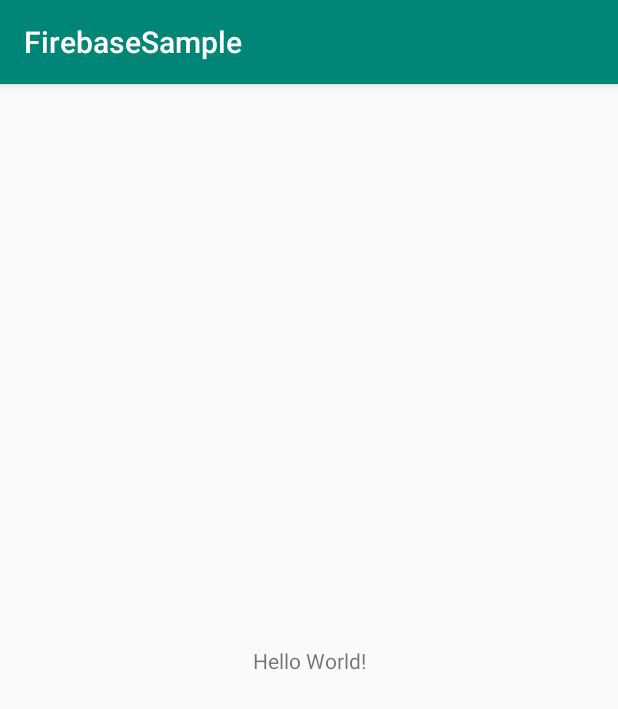
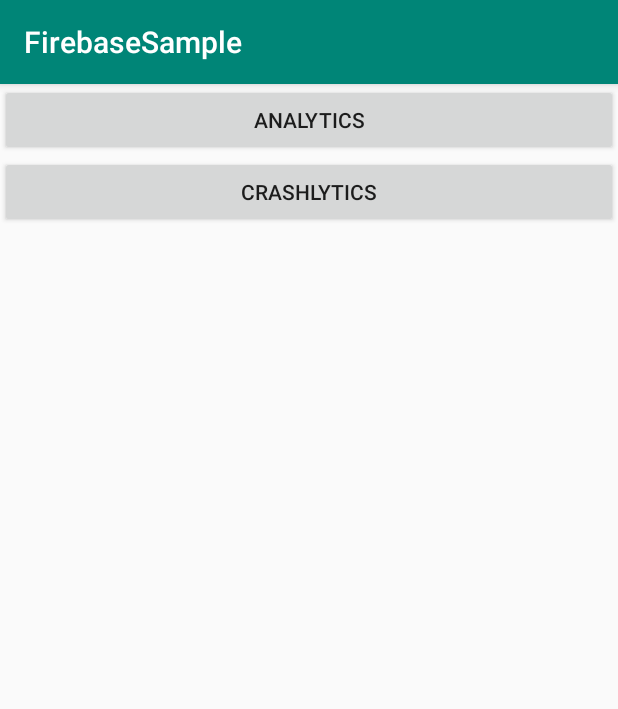
Before and after one commit to 1984tr/android-firebase-sample, an Android app: the screen it shows after launch (MainActivity), on a phone screen of 412 x 824 dp. Shown: the top 709 px of the screen. Run offline under Robolectric (Android 15) with nearby library versions, the phone set to English and light mode, and no system bars; libraries missing offline, so code that uses them is left out: com.crashlytics.android; 4 statements that could not run were skipped.

Commit message:
add crashlytics

```diff
--- a/app/build.gradle
+++ b/app/build.gradle
@@ -2,6 +2,7 @@
 apply plugin: 'kotlin-android'
 apply plugin: 'kotlin-android-extensions'
 apply plugin: 'com.google.gms.google-services'
+apply plugin: 'io.fabric'
 
 android {
     compileSdkVersion 28
@@ -32,4 +33,5 @@
     androidTestImplementation 'androidx.test.espresso:espresso-core:3.2.0'
 
     implementation 'com.google.firebase:firebase-analytics:17.2.2'
+    implementation 'com.crashlytics.sdk.android:crashlytics:2.10.1'
 }
--- a/app/src/main/java/com/tr1984/firebasesample/MainApplication.kt
+++ b/app/src/main/java/com/tr1984/firebasesample/MainApplication.kt
@@ -2,6 +2,7 @@
 
 import android.app.Application
 import com.tr1984.firebasesample.firebase.AnalyticsHelper
+import com.tr1984.firebasesample.firebase.CrashlyticsHelper
 
 class MainApplication : Application() {
 
@@ -13,5 +14,7 @@
             setUserProperties()
             logEvent(AnalyticsHelper.Event.START_APPLICATION, AnalyticsHelper.Param.PARAM1 to "param1")
         }
+
+        CrashlyticsHelper.setUserProperties()
     }
 }
--- a/app/src/main/java/com/tr1984/firebasesample/firebase/AnalyticsHelper.kt
+++ b/app/src/main/java/com/tr1984/firebasesample/firebase/AnalyticsHelper.kt
@@ -18,7 +18,7 @@
     }
 
     fun setUserProperties() {
-        analytics.setUserId("1984tr")
+        analytics.setUserId("id_1984tr")
         analytics.setUserProperty("name", "1984tr")
     }
 
@@ -40,10 +40,12 @@
             }
         }
         analytics.logEvent(name, bundle)
+        CrashlyticsHelper.log(name)
     }
 
     object Event {
         val START_APPLICATION = "start_application"
+        val CLICK_BTN_ANALYTICS = "click_btn_analytics"
     }
 
     object Param {
--- a/app/src/main/res/layout/activity_main.xml
+++ b/app/src/main/res/layout/activity_main.xml
@@ -6,13 +6,24 @@
     android:layout_height="match_parent"
     tools:context=".MainActivity">
 
-    <TextView
-        android:layout_width="wrap_content"
+    <Button
+        android:id="@+id/bt_analytics"
+        android:layout_width="0dp"
         android:layout_height="wrap_content"
-        android:text="Hello World!"
-        app:layout_constraintBottom_toBottomOf="parent"
-        app:layout_constraintLeft_toLeftOf="parent"
-        app:layout_constraintRight_toRightOf="parent"
+        android:onClick="onClickAnalytics"
+        android:text="Analytics"
+        app:layout_constraintEnd_toEndOf="parent"
+        app:layout_constraintStart_toStartOf="parent"
         app:layout_constraintTop_toTopOf="parent" />
 
+    <Button
+        android:id="@+id/bt_crashlytics"
+        android:layout_width="0dp"
+        android:layout_height="wrap_content"
+        android:onClick="onClickCrashlytics"
+        android:text="Crashlytics"
+        app:layout_constraintEnd_toEndOf="parent"
+        app:layout_constraintStart_toStartOf="parent"
+        app:layout_constraintTop_toBottomOf="@id/bt_analytics" />
+
 </androidx.constraintlayout.widget.ConstraintLayout>
--- a/build.gradle
+++ b/build.gradle
@@ -5,7 +5,9 @@
     repositories {
         google()
         jcenter()
-
+        maven {
+            url 'https://maven.fabric.io/public'
+        }
     }
     dependencies {
         classpath 'com.android.tools.build:gradle:3.5.3'
@@ -13,6 +15,7 @@
         classpath "org.jetbrains.kotlin:kotlin-gradle-plugin:$kotlin_version"
         // NOTE: Do not place your application dependencies here; they belong
         // in the individual module build.gradle files
+        classpath 'io.fabric.tools:gradle:1.31.2'
     }
 }
 
```
Also changed, not shown: app/src/main/java/com/tr1984/firebasesample/MainActivity.kt (+10 -0 lines), app/src/main/java/com/tr1984/firebasesample/firebase/CrashlyticsHelper.kt (added, +20 -0 lines).
